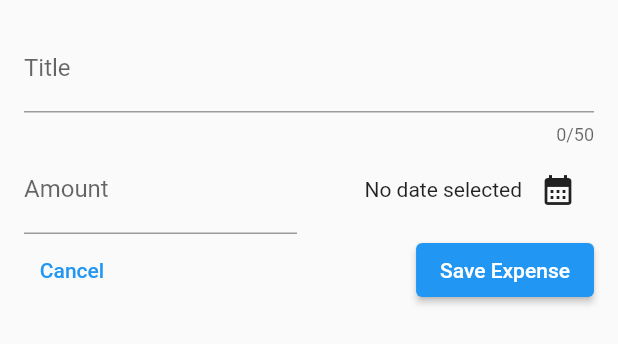
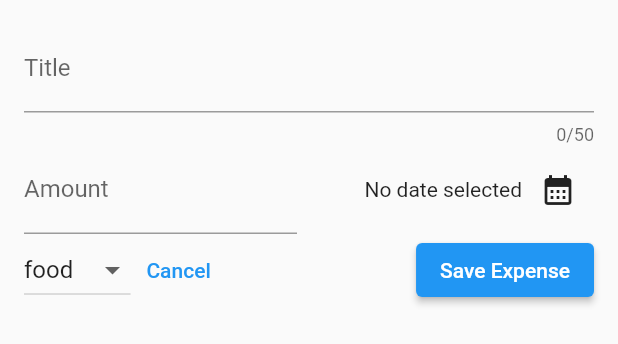
Before and after one commit to jon-marson-thetraveler/expense_tracker, a Flutter app: the NewExpense widget shown alone on an empty page, opened directly, on a phone screen of 412 x 824 dp. Shown: the top 344 px of the screen. Run offline on Flutter 3.47's test engine with Material 2 defaults, Android fonts, the phone set to English and light mode, and no system bars.

Commit message:
Update new_expense.dart

```diff
--- a/lib/widgets/new_expense.dart
+++ b/lib/widgets/new_expense.dart
@@ -97,23 +97,23 @@ class _NewExpenseState extends State<NewExpense> {
           ),
           Row(
             children: [
+              // Course method:
+              DropdownButton(
+                items: Category.values
+                    .map(
+                      (category) => DropdownMenuItem(
+                        child: Text(
+                          category.name.toString(),
+                        ),
+                      ),
+                    )
+                    .toList(),
+                onChanged: (value) {
+                  print(value);
+                },
+              ),
+              //
               // Alternate method:
-              // DropdownButton(
-              //   items: Category.values
-              //       .map(
-              //         (category) => DropdownMenuItem(
-              //           child: Text(
-              //             category.name.toString(),
-              //           ),
-              //         ),
-              //       )
-              //       .toList(),
-              //   onChanged: (value) {
-              //     print(value);
-              //   },
-              // ),
-              //
-              // method in course:
               // DropdownButton(
               //     items: internalCategories
               //         .map<DropdownMenuItem<String>>((String value) {
```
